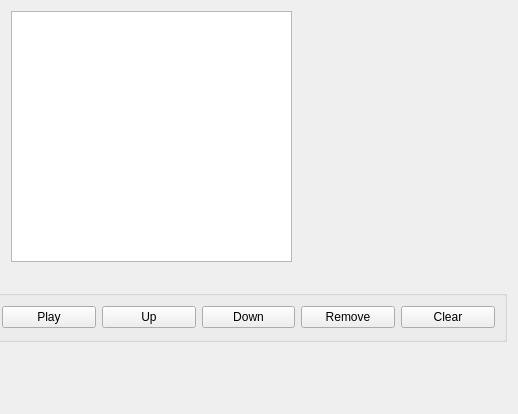
Qt form playlistqueuewidget.ui (linkthai/Pauzer) before a commit.
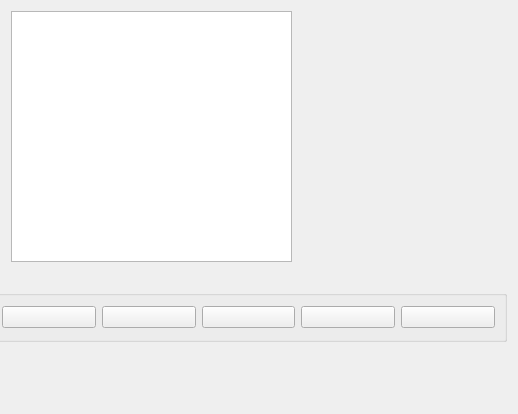
The same form after that commit.

```diff
--- a/playlistqueuewidget.ui
+++ b/playlistqueuewidget.ui
@@ -59,36 +59,39 @@
    <layout class="QHBoxLayout" name="horizontalLayout">
     <item>
      <widget class="QPushButton" name="btn_Play">
+      <property name="styleSheet">
+       <string notr="true"/>
+      </property>
       <property name="text">
-       <string>Play</string>
+       <string/>
       </property>
      </widget>
     </item>
     <item>
      <widget class="QPushButton" name="btn_Up">
       <property name="text">
-       <string>Up</string>
+       <string/>
       </property>
      </widget>
     </item>
     <item>
      <widget class="QPushButton" name="btn_Down">
       <property name="text">
-       <string>Down</string>
+       <string/>
       </property>
      </widget>
     </item>
     <item>
      <widget class="QPushButton" name="btn_Remove">
       <property name="text">
-       <string>Remove</string>
+       <string/>
       </property>
      </widget>
     </item>
     <item>
      <widget class="QPushButton" name="btn_Clear">
       <property name="text">
-       <string>Clear</string>
+       <string/>
       </property>
      </widget>
     </item>
```
Left out of the diff: 2 changed lines with no effect on the pictures.
